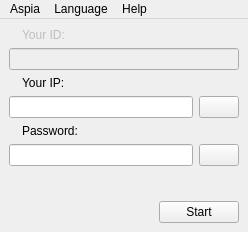
dchapyshev/aspia, file source/host/ui/host_window.ui: the form before one commit.
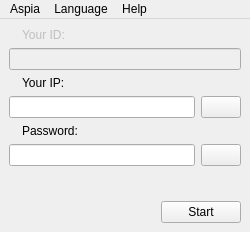
The form after the commit. Icons and pictures are not drawn.

Commit message: - Set minimal size for window.

The edit to the form file:
```diff
--- a/source/host/ui/host_window.ui
+++ b/source/host/ui/host_window.ui
@@ -6,7 +6,7 @@
    <rect>
     <x>0</x>
     <y>0</y>
-    <width>248</width>
+    <width>250</width>
     <height>232</height>
    </rect>
   </property>
@@ -16,6 +16,12 @@
     <verstretch>0</verstretch>
    </sizepolicy>
   </property>
+  <property name="minimumSize">
+   <size>
+    <width>250</width>
+    <height>0</height>
+   </size>
+  </property>
   <property name="windowTitle">
    <string>Aspia Host</string>
   </property>
@@ -227,7 +233,7 @@
     <rect>
      <x>0</x>
      <y>0</y>
-     <width>248</width>
+     <width>250</width>
      <height>21</height>
     </rect>
    </property>
```
